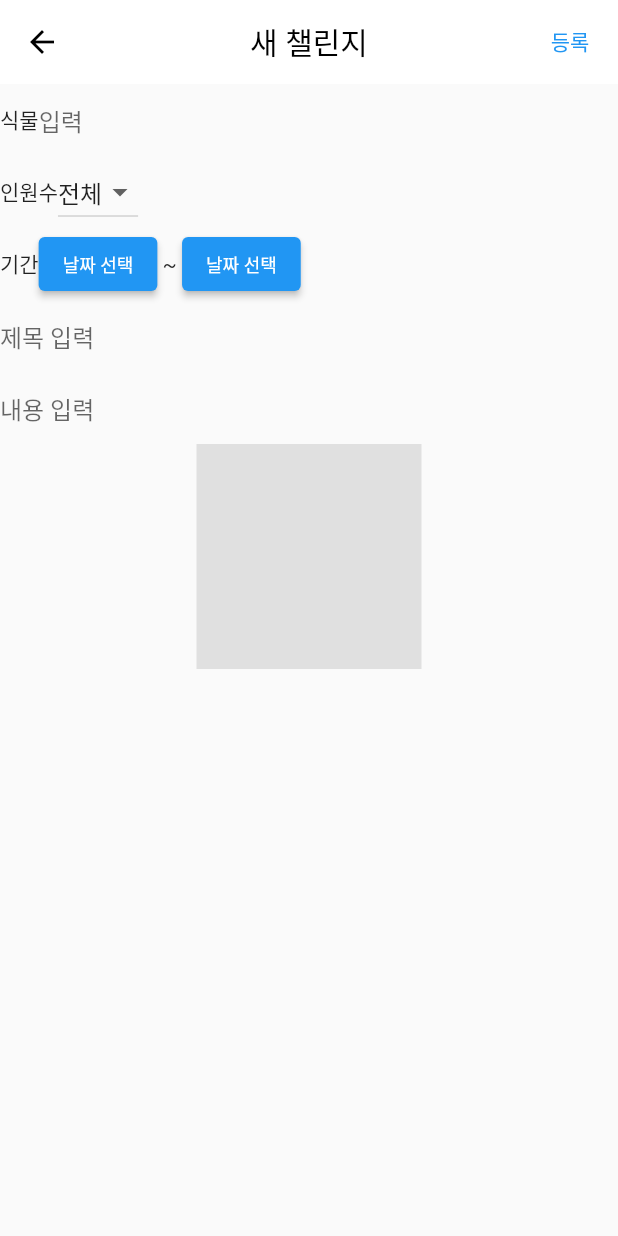
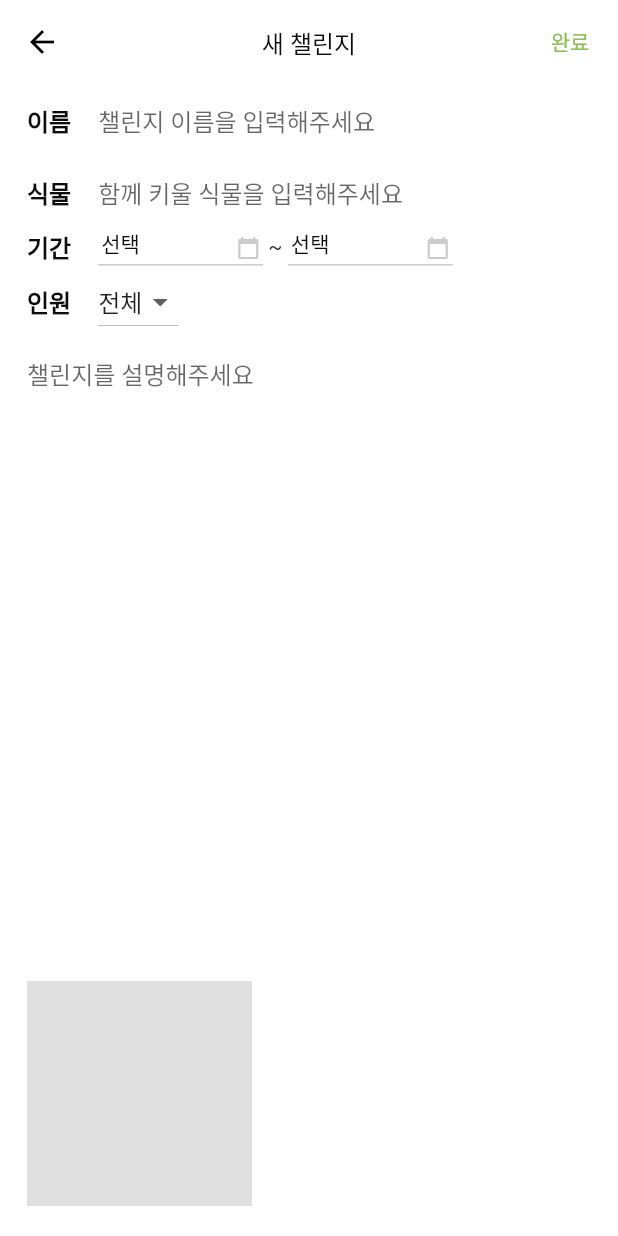
Before and after one commit to sfac-saessak/saessak-flutter, a Flutter app: the AddChallengePage screen opened directly, on a phone screen of 412 x 824 dp. Run offline on Flutter 3.47's test engine with Material 2 defaults, Android fonts, the phone set to English and light mode, and no system bars; our stand-ins replace cloud_firestore, firebase_auth, firebase_core, firebase_storage, font_awesome_flutter, get and 3 more; accounts and stored records are empty; Roboto replaces fonts that are missing (NotoSans); statements that could not run were skipped.

Commit message:
챌린지 추가 페이지 디자인 적용, app_color 오타 수정

```diff
--- a/lib/util/app_color.dart
+++ b/lib/util/app_color.dart
@@ -4,9 +4,9 @@ import 'package:flutter/widgets.dart';
 class AppColor {
   // Grayscale
   static const Color black = Color(0xFF0D0D0D);
-  static const Color darkGray = Color(0xFF484848);
-  static const Color gray = Color(0xFFCCCCCC);
-  static const Color lightGray = Color(0xFFEFEFEF);
+  static const Color darkGrey = Color(0xFF484848);
+  static const Color grey = Color(0xFFCCCCCC);
+  static const Color lightGrey = Color(0xFFEFEFEF);
   static const Color white = Color(0xFFFFFFFF);
 
   // primary
--- a/lib/view/page/challenge/add_challenge_page.dart
+++ b/lib/view/page/challenge/add_challenge_page.dart
@@ -6,6 +6,8 @@ import 'package:get/get.dart';
 import 'package:intl/intl.dart';
 
 import '../../../controller/challenge/challenge_controller.dart';
+import '../../../util/app_color.dart';
+import '../../../util/app_text_style.dart';
 import '../../widget/app_text_field.dart';
 
 class AddChallengePage extends GetView<ChallengeController> {
@@ -14,8 +16,9 @@ class AddChallengePage extends GetView<ChallengeController> {
   @override
   Widget build(BuildContext context) {
     return Scaffold(
+      backgroundColor: AppColor.white,
       appBar: AppBar(
-        title: Text('새 챌린지'),
+        title: Text('새 챌린지', style: AppTextStyle.body2_m()),
         centerTitle: true,
         backgroundColor: Colors.white,
         foregroundColor: Colors.black,
@@ -23,22 +26,101 @@ class AddChallengePage extends GetView<ChallengeController> {
         actions: [
           TextButton(
             onPressed: controller.createChallenge,
-            child: Text('등록'),
+            child: Text('완료', style: AppTextStyle.body3_m(color: AppColor.primary)),
           ),
         ],
       ),
       body: Obx(
-        () => Column(
+        () => Padding(
+          padding: const EdgeInsets.symmetric(horizontal: 18.0),
+          child: Column(
+            crossAxisAlignment: CrossAxisAlignment.start,
             children: [
               Row(
                 children: [
-                Text('식물'),
-                Expanded(child: AppTextField(hintText: '입력', controller: controller.plantController)),
+                  Text('이름', style: AppTextStyle.body2_b()),
+                  SizedBox(width: 18),
+                  Expanded(child: AppTextField(hintText: '챌린지 이름을 입력해주세요', controller: controller.titleController)),
                 ],
               ),
               Row(
                 children: [
-                Text('인원수'),
+                  Text('식물', style: AppTextStyle.body2_b()),
+                  SizedBox(width: 18),
+                  Expanded(child: AppTextField(hintText: '함께 키울 식물을 입력해주세요', controller: controller.plantController)),
+                ],
+              ),
+              Row(
+                children: [
+                  Text('기간', style: AppTextStyle.body2_b()),
+                  SizedBox(width: 18),
+                  GestureDetector(
+                    onTap: () {
+                      controller.selectDate(true);
+                    },
+                    child: Container(
+                      padding: EdgeInsets.only(left: 2, right: 2, bottom: 3),
+                      width: 110,
+                      decoration: BoxDecoration(
+                        border: Border(
+                          bottom: BorderSide(
+                            color: AppColor.grey,
+                            width: 1.0,
+                          ),
+                        ),
+                      ),
+                      child: Row(
+                        crossAxisAlignment: CrossAxisAlignment.end,
+                        children: [
+                          Text(
+                            controller.startDate.value != null
+                              ? '${DateFormat("yyyy-MM-dd").format(controller.startDate.value!.toDate())}'
+                              : '선택',
+                            style: AppTextStyle.body3_m(),
+                          ),
+                          Spacer(),
+                          Icon(Icons.calendar_today, size: 16, color: AppColor.grey),
+                        ],
+                      ),
+                    ),
+                  ),
+                  Text(' ~ '),
+                  GestureDetector(
+                    onTap: () {
+                      controller.selectDate(false);
+                    },
+                    child: Container(
+                      padding: EdgeInsets.only(left: 2, right: 2, bottom: 3),
+                      width: 110,
+                      decoration: BoxDecoration(
+                        border: Border(
+                          bottom: BorderSide(
+                            color: AppColor.grey,
+                            width: 1.0,
+                          ),
+                        ),
+                      ),
+                      child: Row(
+                        crossAxisAlignment: CrossAxisAlignment.end,
+                        children: [
+                          Text(
+                            controller.endDate.value != null
+                              ? '${DateFormat("yyyy-MM-dd").format(controller.endDate.value!.toDate())}'
+                              : '선택',
+                            style: AppTextStyle.body3_m(),
+                          ),
+                          Spacer(),
+                          Icon(Icons.calendar_today, size: 16, color: AppColor.grey),
+                        ],
+                      ),
+                    ),
+                  ),
+                ],
+              ),
+              Row(
+                children: [
+                  Text('인원', style: AppTextStyle.body2_b()),
+                  SizedBox(width: 18),
                   DropdownButton(
                     value: controller.selectedMemberLimit.value,
                     items: controller.memberLimitList.map((String value) {
@@ -56,37 +138,10 @@ class AddChallengePage extends GetView<ChallengeController> {
                   ),
                 ],
               ),
-            Row(
-              children: [
-                Text('기간'),
-                ElevatedButton(
-                  onPressed: () {
-                    controller.selectDate(true);
-                  },
-                  child: Text(
-                    controller.startDate.value != null
-                        ? '${DateFormat("yyyy-MM-dd").format(controller.startDate.value!.toDate())}'
-                        : '날짜 선택',
-                    style: TextStyle(fontSize: 12),
-                  ),
-                ),
-                Text(' ~ '),
-                ElevatedButton(
-                  onPressed: () {
-                    controller.selectDate(false);
-                  },
-                  child: Text(
-                    controller.endDate.value != null
-                        ? '${DateFormat("yyyy-MM-dd").format(controller.endDate.value!.toDate())}'
-                        : '날짜 선택',
-                    style: TextStyle(fontSize: 12),
-                  ),
-                ),
-              ],
-            ),
-            AppTextField(hintText: '제목 입력', controller: controller.titleController),
-            AppTextField(hintText: '내용 입력', controller: controller.contentController),
-            GestureDetector(
+              Expanded(child: AppTextField(hintText: '챌린지를 설명해주세요', controller: controller.contentController)),
+              Padding(
+                padding: const EdgeInsets.only(bottom: 20.0),
+                child: GestureDetector(
                   onTap: controller.selectImage,
                   child: Container(
                     width: 150,
@@ -97,7 +152,9 @@ class AddChallengePage extends GetView<ChallengeController> {
                       : null,
                   ),
                 ),
+              ),
             ],
+          ),
         ),
       ),
     );
--- a/lib/view/page/challenge/chat_page.dart
+++ b/lib/view/page/challenge/chat_page.dart
@@ -4,6 +4,7 @@ import 'package:get/get.dart';
 
 import '../../../controller/challenge/chat_controller.dart';
 import '../../../model/message.dart';
+import '../../../util/app_color.dart';
 import '../../widget/message_tile.dart';
 
 class ChatPage extends GetView<ChatController> {
@@ -15,19 +16,22 @@ class ChatPage extends GetView<ChatController> {
     return Scaffold(
       appBar: AppBar(
         centerTitle: true,
+        backgroundColor: AppColor.white,
+        foregroundColor: AppColor.black,
         elevation: 0,
         title: Text(controller.challenge.title),
-        backgroundColor: Theme.of(context).primaryColor,
         actions: [
           IconButton(
             onPressed: () {
 
             },
-            icon: const Icon(Icons.info),
+            icon: const Icon(Icons.info_outline),
           )
         ],
       ),
-      body: Column(
+      body: Container(
+        color: AppColor.lightGrey,
+        child: Column(
           children: <Widget>[
             // chat messages here
             Obx(
@@ -88,6 +92,7 @@ class ChatPage extends GetView<ChatController> {
             )
           ],
         ),
+      ),
     );
   }
 }
--- a/lib/view/screen/challenge/all_challenge_screen.dart
+++ b/lib/view/screen/challenge/all_challenge_screen.dart
@@ -14,7 +14,7 @@ class AllChallengeScreen extends GetView<ChallengeController> {
   @override
   Widget build(BuildContext context) {
     return Container(
-      color: AppColor.lightGray,
+      color: AppColor.lightGrey,
       padding: const EdgeInsets.only(left: 15, top: 15, right: 15),
       child: Stack(
         children: [
--- a/lib/view/screen/challenge/challenge_screen.dart
+++ b/lib/view/screen/challenge/challenge_screen.dart
@@ -18,7 +18,7 @@ class ChallengeScreen extends GetView<ChallengeController> {
             controller: controller.tabController,
             tabs: controller.tabs,
             labelColor: AppColor.primary, // 선택된 탭의 색상
-            unselectedLabelColor: AppColor.gray, // 선택되지 않은 탭의 색상
+            unselectedLabelColor: AppColor.grey, // 선택되지 않은 탭의 색상
             indicatorColor: AppColor.primary,
           ),
           Expanded(
--- a/lib/view/screen/challenge/joined_challenge_screen.dart
+++ b/lib/view/screen/challenge/joined_challenge_screen.dart
@@ -13,7 +13,7 @@ class JoinedChallengeScreen extends GetView<ChallengeController> {
   @override
   Widget build(BuildContext context) {
     return Container(
-      color: AppColor.lightGray,
+      color: AppColor.lightGrey,
       padding: const EdgeInsets.only(left: 15, top: 15, right: 15),
       child: Stack(
         children: [
--- a/lib/view/widget/challenge_tile.dart
+++ b/lib/view/widget/challenge_tile.dart
@@ -41,16 +41,16 @@ class ChallengeTile extends StatelessWidget {
             SizedBox(height: 8),
             Container(
               width: 250,
-              child: Text('${challenge.content}', style: AppTextStyle.body4_r(color: AppColor.darkGray), overflow: TextOverflow.ellipsis)
+              child: Text('${challenge.content}', style: AppTextStyle.body4_r(color: AppColor.darkGrey), overflow: TextOverflow.ellipsis)
             ),
             SizedBox(height: 14),
             Row(
               children: [
-                Icon(Icons.access_time, color: AppColor.gray, size: 16),
+                Icon(Icons.access_time, color: AppColor.grey, size: 16),
                 SizedBox(width: 4),
                 Text(
                   '${DateFormat("yyyy-MM-dd").format(challenge.startDate.toDate())} ~ ${DateFormat("yyyy-MM-dd").format(challenge.endDate.toDate())}',
-                  style: AppTextStyle.body5_r(color: AppColor.gray)
+                  style: AppTextStyle.body5_r(color: AppColor.grey)
                 ),
               ],
             ),
--- a/lib/view/widget/joined_challenge_tile.dart
+++ b/lib/view/widget/joined_challenge_tile.dart
@@ -45,14 +45,14 @@ class JoinedChallengeTile extends StatelessWidget {
               children: [
                 Container(
                   width: 250,
-                  child: Text('${challenge.recentMessage}', style: AppTextStyle.body4_r(color: AppColor.darkGray), overflow: TextOverflow.ellipsis, maxLines: 2)
+                  child: Text('${challenge.recentMessage}', style: AppTextStyle.body4_r(color: AppColor.darkGrey), overflow: TextOverflow.ellipsis, maxLines: 2)
                 ),
                 Spacer(),
                 Text(
                   challenge.recentMessageTime != null
                     ? '${DateFormat('HH:mm').format(challenge.recentMessageTime!.toDate())}'
                     : '',
-                  style: AppTextStyle.body5_r(color: AppColor.gray)
+                  style: AppTextStyle.body5_r(color: AppColor.grey)
                 ),
               ],
             ),
```
Lines whose indentation alone changed are shown as unchanged.
